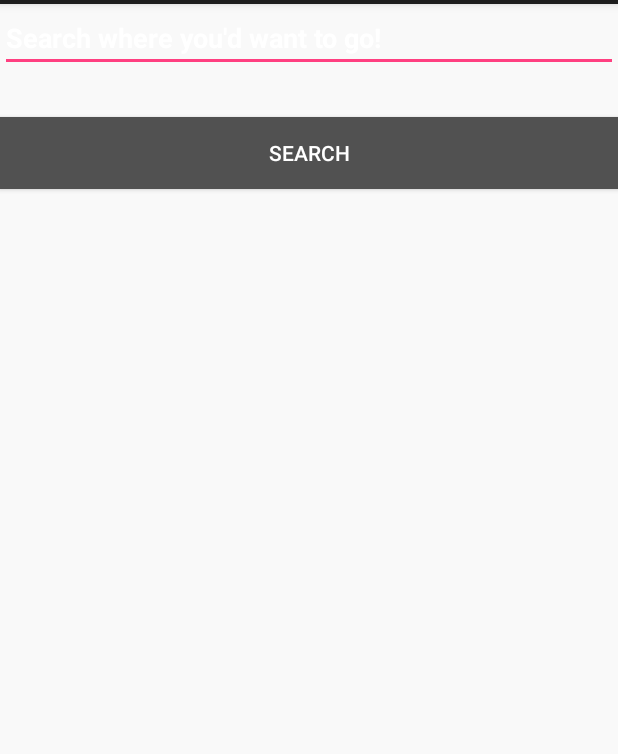
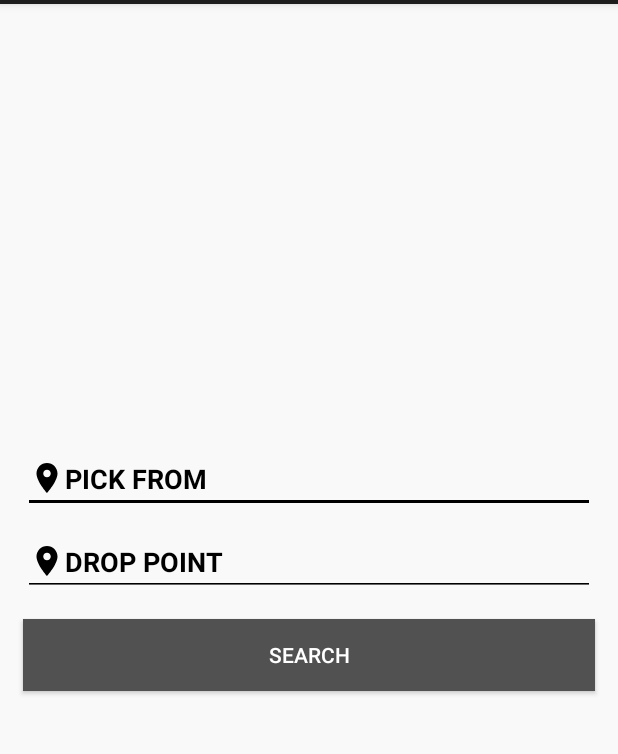
Before and after one commit to SAITARUN55/onRoad, an Android app: the activity_HikeSearch screen opened directly, with no data from a screen before it, on a phone screen of 412 x 824 dp, the part 80-834 px from its top. Run offline under Robolectric (Android 15) with nearby library versions, the phone set to English and light mode, and no system bars; our stand-ins replace Firebase (no records; nobody signed in at launch, a user with empty details on screens opened directly).

Commit message:
updated search ride activity

```diff
--- /dev/null
+++ b/app/src/main/res/drawable/ic_location_on_black_24dp.xml
@@ -0,0 +1,9 @@
+<vector xmlns:android="http://schemas.android.com/apk/res/android"
+        android:width="24dp"
+        android:height="24dp"
+        android:viewportWidth="24.0"
+        android:viewportHeight="24.0">
+    <path
+        android:fillColor="#FF000000"
+        android:pathData="M12,2C8.13,2 5,5.13 5,9c0,5.25 7,13 7,13s7,-7.75 7,-13c0,-3.87 -3.13,-7 -7,-7zM12,11.5c-1.38,0 -2.5,-1.12 -2.5,-2.5s1.12,-2.5 2.5,-2.5 2.5,1.12 2.5,2.5 -1.12,2.5 -2.5,2.5z"/>
+</vector>
--- a/app/src/main/res/layout/activity_hike_search.xml
+++ b/app/src/main/res/layout/activity_hike_search.xml
@@ -2,25 +2,60 @@
 <LinearLayout xmlns:android="http://schemas.android.com/apk/res/android"
     android:layout_width="match_parent"
     android:layout_height="match_parent"
+    android:orientation="vertical"
+    android:gravity="center">
+
+    <LinearLayout
+        android:layout_width="match_parent"
+        android:layout_height="229dp"
+        android:layout_gravity="center"
+        android:gravity="center"
         android:orientation="vertical">
+
+        <AutoCompleteTextView
+            android:id="@+id/pickPoint_destination"
+            android:layout_width="match_parent"
+            android:layout_height="wrap_content"
+            android:layout_marginLeft="15dp"
+            android:layout_marginRight="15sp"
+            android:hint="PICK FROM"
+            android:inputType="textNoSuggestions"
+            android:maxLines="1"
+            android:textColor="@color/black"
+            android:textColorHint="@color/black"
+            android:textIsSelectable="false"
+            android:textSize="18sp"
+            android:drawableLeft="@drawable/ic_location_on_black_24dp"
+            android:backgroundTint="@color/black"
+            android:textStyle="bold"
+
+            />
 
         <AutoCompleteTextView
             android:id="@+id/rider_destination"
             android:layout_width="match_parent"
             android:layout_height="wrap_content"
-        android:hint="Search where you'd want to go!"
+            android:layout_marginLeft="15dp"
+            android:layout_marginTop="10dp"
+            android:layout_marginRight="15sp"
+            android:hint="DROP POINT"
             android:inputType="textNoSuggestions"
             android:maxLines="1"
             android:textColor="@color/black"
-        android:textColorHint="@color/white"
+            android:textColorHint="@color/black"
             android:textIsSelectable="false"
             android:textSize="18sp"
-        android:textStyle="bold" />
+            android:textStyle="bold"
+            android:drawableLeft="@drawable/ic_location_on_black_24dp"
+            android:backgroundTint="@color/black"
+            android:textColorHighlight="@color/black"/>
 
         <Button
             android:id="@+id/search_Hike_button"
             android:layout_width="match_parent"
             android:layout_height="wrap_content"
+            android:layout_gravity="center"
+            android:layout_margin="15dp"
             android:layout_marginTop="30dp"
             android:background="@color/logingrey"
             android:onClick="searchDestination"
@@ -28,3 +63,15 @@
             android:textColor="@color/white"
             android:textSize="14sp" />
     </LinearLayout>
+
+    <LinearLayout
+        android:layout_width="match_parent"
+        android:layout_height="wrap_content"
+        android:layout_gravity="bottom"
+        android:orientation="vertical">
+
+
+
+    </LinearLayout>
+
+</LinearLayout>
```
Lines whose indentation alone changed are shown as unchanged.
